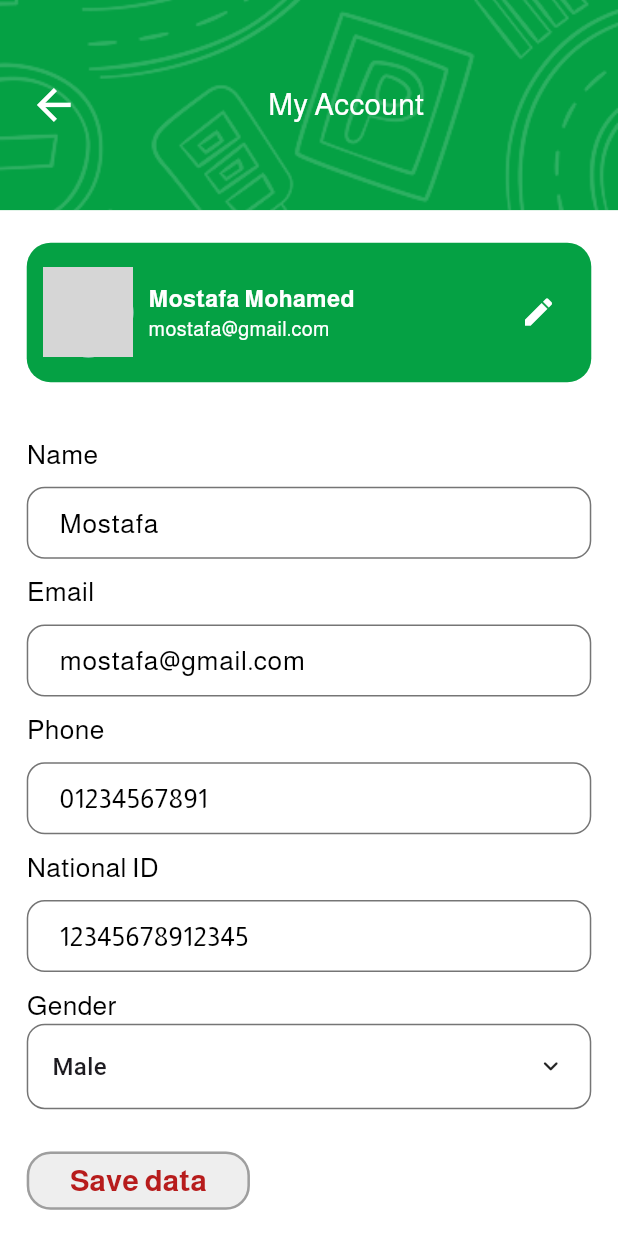
After one commit to mostafa9011/Parky, a Flutter app: the MyAccountScreen screen opened directly, on a phone screen of 412 x 824 dp. The commit adds this screen. Run offline on Flutter 3.47's test engine with Material 3 defaults, Android fonts, the light colour scheme and no system bars; drawn by our look-alikes of animated_custom_dropdown; our stand-ins replace bloc, cached_network_image, dartz, device_info_plus, dio, dotted_border and 20 more; accounts and stored records are empty; network calls fail; statements that could not run were skipped; grey boxes are pictures that could not be loaded.

Commit message:
update profile

```diff
--- a/lib/config/routes/page_name.dart
+++ b/lib/config/routes/page_name.dart
@@ -8,4 +8,5 @@ class PageName {
   static const String otpScreen = '/otpScreen';
   static const String layoutScreen = '/layoutScreen';
   static const String addCardScreen = '/addCardScreen';
+  static const String myAccountScreen = '/myAccountScreen';
 }
--- a/lib/config/themes/assets_manager.dart
+++ b/lib/config/themes/assets_manager.dart
@@ -19,6 +19,8 @@ class AssetsManager {
   static const String logo = '${_svgPath}logo.svg';
   static const String pdfFile = '${_svgPath}pdf_file.svg';
   static const String upload = '${_svgPath}upload.svg';
+  static const String enFlag = '${_svgPath}en_flag.svg';
+  static const String arFlag = '${_svgPath}ar_flag.svg';
 
   /// Icons
 
--- a/lib/core/utils/constants_manager.dart
+++ b/lib/core/utils/constants_manager.dart
@@ -1,7 +1,8 @@
 abstract class ConstantsManager {
-  static const int splashDelay  = 3; // 3 seconds
+  static const int splashDelay = 3; // 3 seconds
 
   // upload file
   static const List<String> imageExtensions = ['jpg', 'jpeg', 'png'];
   static const List<String> allowedFileExtensions = [...imageExtensions, 'pdf'];
+  // static const List<String> languagesCode = ['en', 'ar'];
 }
--- a/lib/features/auth/presentation/pages/sign_up_screen.dart
+++ b/lib/features/auth/presentation/pages/sign_up_screen.dart
@@ -156,7 +156,6 @@ class SignUpScreen extends StatelessWidget {
                     isLoading: false,
                   ),
                   SizedBox(height: 24.h),
-
                 ],
               ),
             ),
--- a/lib/features/auth/presentation/widgets/custom_drop_down.dart
+++ b/lib/features/auth/presentation/widgets/custom_drop_down.dart
@@ -2,6 +2,8 @@ import 'dart:developer';
 
 import 'package:animated_custom_dropdown/custom_dropdown.dart';
 import 'package:flutter/material.dart';
+
+enum Gender { male, female }
 
 const List<String> _gender = [
   'Male',
@@ -9,7 +11,8 @@ const List<String> _gender = [
 ];
 
 class CustomDropDown extends StatelessWidget {
-  const CustomDropDown({super.key});
+  const CustomDropDown({super.key, this.gender});
+  final Gender? gender;
 
   @override
   Widget build(BuildContext context) {
@@ -19,7 +22,11 @@ class CustomDropDown extends StatelessWidget {
         closedBorder: Border.all(color: Colors.black54),
       ),
       items: _gender,
-      // initialItem: _gender[0],
+      initialItem: gender == null
+          ? null
+          : gender == Gender.male
+              ? _gender[0]
+              : _gender[1],
       onChanged: (value) {
         log('changing value to: $value');
       },
--- /dev/null
+++ b/lib/features/profile/presentation/pages/my_account_screen.dart
@@ -0,0 +1,178 @@
+import 'package:flutter/material.dart';
+import 'package:flutter_screenutil/flutter_screenutil.dart';
+import 'package:parky/config/themes/color_manager.dart';
+import 'package:parky/core/utils/widgets/custom_elevated_button.dart';
+
+import '../../../../config/themes/assets_manager.dart';
+import '../../../../config/themes/text_style.dart';
+import '../../../../core/utils/widgets/custom_text_form_field.dart';
+import '../../../auth/presentation/widgets/custom_drop_down.dart';
+import '../widgets/profile_card.dart';
+
+class MyAccountScreen extends StatefulWidget {
+  const MyAccountScreen({super.key});
+
+  @override
+  State<MyAccountScreen> createState() => _MyAccountScreenState();
+}
+
+class _MyAccountScreenState extends State<MyAccountScreen> {
+  // name controller
+  final TextEditingController _nameController =
+      TextEditingController(text: "Mostafa");
+  // email controller
+  final TextEditingController _emailController =
+      TextEditingController(text: "mostafa@gmail.com");
+  // phone controller
+  final TextEditingController _phoneController =
+      TextEditingController(text: "01234567891");
+  // national id controller
+  final TextEditingController _nationalIdController =
+      TextEditingController(text: "12345678912345");
+
+  @override
+  Widget build(BuildContext context) {
+    return Scaffold(
+      backgroundColor: ColorManager.white,
+      body: Column(
+        children: [
+          // app bar
+          Container(
+            color: ColorManager.primaryColor,
+            height: 0.17.sh,
+            width: double.infinity,
+            child: Stack(
+              alignment: Alignment.center,
+              children: [
+                Image.asset(
+                  AssetsManager.onBoardingBg,
+                  color: Colors.white,
+                  width: double.infinity,
+                  fit: BoxFit.cover,
+                ),
+                Container(
+                  padding: EdgeInsets.symmetric(horizontal: 10.w),
+                  child: Row(
+                    children: [
+                      IconButton(
+                        onPressed: () {
+                          Navigator.pop(context);
+                        },
+                        icon: Icon(Icons.arrow_back,
+                            color: Colors.white, size: 30.sp),
+                      ),
+                      const Spacer(),
+                      Text(
+                        "My Account",
+                        style: getMediumStyle(
+                          fontSize: 18,
+                          color: Colors.white,
+                        ),
+                      ),
+                      const Spacer(),
+                    ],
+                  ),
+                ),
+              ],
+            ),
+          ),
+          const SizedBox(height: 10),
+          Padding(
+            padding: EdgeInsets.symmetric(horizontal: 16.w),
+            child: const ProfileCard(enableEdit: true),
+          ),
+
+          Expanded(
+            child: SingleChildScrollView(
+              child: Padding(
+                padding: EdgeInsets.symmetric(horizontal: 16.w),
+                child: Column(
+                  crossAxisAlignment: CrossAxisAlignment.start,
+                  children: [
+                    SizedBox(height: 20.h),
+                    Text(
+                      "Name",
+                      style: getRegularStyle(
+                        fontSize: 16,
+                        color: Colors.black,
+                      ),
+                    ),
+                    CustomTextFormField(
+                      textHint: "Name",
+                      colorBorder: Colors.black54,
+                      controller: _nameController,
+                    ),
+                    //email
+                    Text(
+                      "Email",
+                      style: getRegularStyle(
+                        fontSize: 16,
+                        color: Colors.black,
+                      ),
+                    ),
+                    CustomTextFormField(
+                      textHint: "Email",
+                      colorBorder: Colors.black54,
+                      controller: _emailController,
+                    ),
+                    //phone
+                    Text(
+                      "Phone",
+                      style: getRegularStyle(
+                        fontSize: 16,
+                        color: Colors.black,
+                      ),
+                    ),
+                    CustomTextFormField(
+                      textHint: "Phone",
+                      colorBorder: Colors.black54,
+                      keyboardType: TextInputType.phone,
+                      controller: _phoneController,
+                    ),
+                    // notional id
+                    Text(
+                      "National ID",
+                      style: getRegularStyle(
+                        fontSize: 16,
+                        color: Colors.black,
+                      ),
+                    ),
+                    CustomTextFormField(
+                      textHint: "National ID",
+                      colorBorder: Colors.black54,
+                      keyboardType: TextInputType.phone,
+                      controller: _nationalIdController,
+                    ),
+                    //gender drop down
+                    Text(
+                      "Gender",
+                      style: getRegularStyle(
+                        fontSize: 16,
+                        color: Colors.black,
+                      ),
+                    ),
+                    const CustomDropDown(
+                      gender: Gender.male,
+                    ),
+
+                    SizedBox(height: 24.h),
+                    //save button
+                    CustomElevatedButton(
+                      width: 120.w,
+                      height: 28.h,
+                      onPressed: () {},
+                      text: "Save data",
+                      textColor: Colors.red.shade900,
+                      borderColor: Colors.grey,
+                      backgroundColor: Colors.grey.shade200,
+                    ),
+                  ],
+                ),
+              ),
+            ),
+          ),
+        ],
+      ),
+    );
+  }
+}
--- a/lib/features/profile/presentation/widgets/profile_card.dart
+++ b/lib/features/profile/presentation/widgets/profile_card.dart
@@ -3,8 +3,11 @@ import 'package:flutter_screenutil/flutter_screenutil.dart';
 import 'package:parky/config/themes/color_manager.dart';
 import 'package:parky/config/themes/text_style.dart';
 
+import '../../../auth/presentation/widgets/image_sourse_dialog.dart';
+
 class ProfileCard extends StatelessWidget {
-  const ProfileCard({super.key});
+  const ProfileCard({super.key, this.enableEdit = false});
+  final bool enableEdit;
 
   @override
   Widget build(BuildContext context) {
@@ -37,13 +40,17 @@ class ProfileCard extends StatelessWidget {
             ],
           ),
           const Spacer(),
-          IconButton(
-            onPressed: () {},
-            icon: const Icon(
-              Icons.edit,
-              color: Colors.white,
-            ),
-          ),
+          if (enableEdit) ...{
+            IconButton(
+              onPressed: () {
+                showImageSourceDialog(context);
+              },
+              icon: const Icon(
+                Icons.edit,
+                color: Colors.white,
+              ),
+            )
+          },
         ],
       ),
     );
--- a/lib/features/splash/presentation/pages/splash_screen.dart
+++ b/lib/features/splash/presentation/pages/splash_screen.dart
@@ -25,7 +25,7 @@ class _SplashScreenState extends State<SplashScreen> {
     // await HomeCubit.get(context).getLocation();
 
     await Future.delayed(const Duration(seconds: 4));
-    Navigator.pushReplacementNamed(context, PageName.onBoarding1);
+    Navigator.pushReplacementNamed(context, PageName.layoutScreen);
 
     // await HomeCubit.get(context).getParkings();
   }
```
Also changed, not shown: lib/config/routes/route_manager.dart (+7 -0 lines), lib/features/auth/presentation/pages/login_screen.dart (+8 -2 lines), lib/features/profile/presentation/pages/profile_screen.dart (+24 -7 lines), lib/features/profile/presentation/widgets/custom_language_sheet.dart (added, +127 -0 lines), assets/svg/ar_flag.svg (added), assets/svg/en_flag.svg (added), assets/svg/upload.svg (added).
